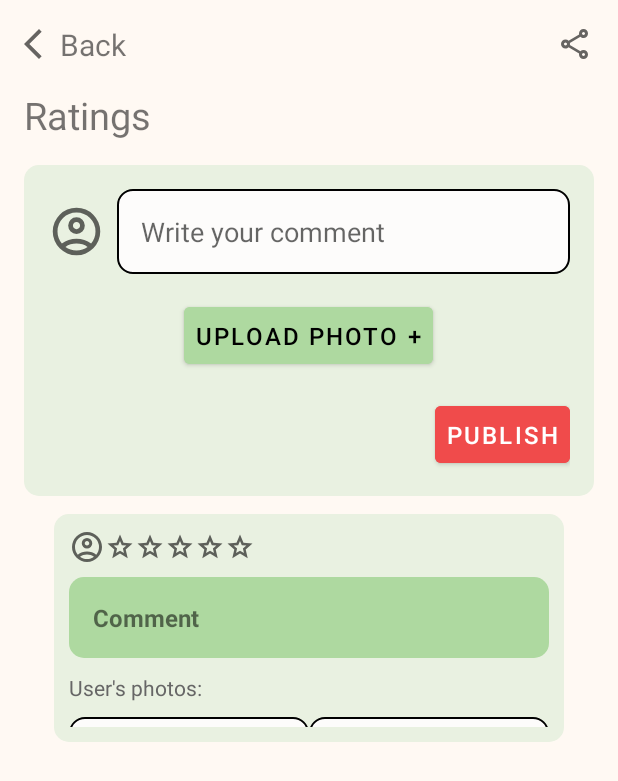
After one commit to wythayt/M3_1_114_Thema_Bahnreise_Routenplaner_fuer_landschaftlich_attraktive_Strecken, an Android app: the layout fragment_ratings.xml on its own in the app's theme, with its tools: preview values and no code run, on a phone screen of 412 x 824 dp. The commit adds this screen. Shown: the top 781 px of the screen. Run offline under Robolectric (Android 15) with nearby library versions, the phone set to English and light mode, and no system bars.

Commit message:
Add: ratings

```diff
--- /dev/null
+++ b/app/src/main/java/com/example/m3_app/ui/ratings/RatingsFragment.java
@@ -0,0 +1,35 @@
+package com.example.m3_app.ui.ratings;
+
+import androidx.lifecycle.ViewModelProvider;
+
+import android.os.Bundle;
+
+import androidx.annotation.NonNull;
+import androidx.fragment.app.Fragment;
+
+import android.view.LayoutInflater;
+import android.view.View;
+import android.view.ViewGroup;
+import com.example.m3_app.databinding.FragmentRatingsBinding;
+
+public class RatingsFragment extends Fragment {
+
+    private FragmentRatingsBinding binding;
+
+    public View onCreateView(@NonNull LayoutInflater inflater,
+                             ViewGroup container, Bundle savedInstanceState) {
+        RatingsViewModel ratingsViewModel = new ViewModelProvider(this).get(RatingsViewModel.class);
+
+        binding = FragmentRatingsBinding.inflate(inflater, container, false);
+        View root = binding.getRoot();
+
+        return root;
+    }
+
+    @Override
+    public void onDestroyView() {
+        super.onDestroyView();
+        binding = null;
+    }
+
+}
--- /dev/null
+++ b/app/src/main/java/com/example/m3_app/ui/ratings/RatingsViewModel.java
@@ -0,0 +1,18 @@
+package com.example.m3_app.ui.ratings;
+
+import androidx.lifecycle.LiveData;
+import androidx.lifecycle.MutableLiveData;
+import androidx.lifecycle.ViewModel;
+
+public class RatingsViewModel extends ViewModel {
+    private final MutableLiveData<String> mText;
+
+    public RatingsViewModel() {
+        mText = new MutableLiveData<>();
+        mText.setValue("This is ratings fragment");
+    }
+
+    public LiveData<String> getText() {
+        return mText;
+    }
+}
--- /dev/null
+++ b/app/src/main/res/layout/fragment_ratings.xml
@@ -0,0 +1,129 @@
+<androidx.constraintlayout.widget.ConstraintLayout xmlns:android="http://schemas.android.com/apk/res/android"
+    xmlns:app="http://schemas.android.com/apk/res-auto"
+    xmlns:tools="http://schemas.android.com/tools"
+    android:layout_width="match_parent"
+    android:layout_height="wrap_content"
+    android:background="@color/beige"
+    tools:context=".ui.search.DetailsFragment">
+
+    <ScrollView
+        android:id="@+id/scrollView2"
+        android:layout_width="match_parent"
+        android:layout_height="match_parent"
+        android:orientation="vertical"
+        app:layout_constraintBottom_toBottomOf="parent"
+        app:layout_constraintEnd_toEndOf="parent"
+        app:layout_constraintStart_toStartOf="parent"
+        app:layout_constraintTop_toTopOf="parent">
+
+        <LinearLayout
+            android:layout_width="match_parent"
+            android:layout_height="wrap_content"
+            android:orientation="vertical"
+            android:padding="16dp">
+
+            <LinearLayout
+                android:id="@+id/header_title"
+                android:layout_width="match_parent"
+                android:layout_height="wrap_content"
+                android:orientation="horizontal">
+
+                <ImageView
+                    android:layout_width="wrap_content"
+                    android:layout_height="wrap_content"
+                    android:layout_gravity="center"
+                    android:contentDescription="Arrow Back"
+                    android:src="@drawable/arrow_back_ios_24px" />
+
+                <TextView
+                    android:id="@+id/backText"
+                    android:layout_width="0dp"
+                    android:layout_height="wrap_content"
+                    android:layout_gravity="center"
+                    android:layout_weight="1"
+                    android:text="Back"
+                    android:textSize="20sp"
+                    app:layout_constraintStart_toStartOf="parent"
+                    app:layout_constraintTop_toTopOf="parent" />
+
+                <ImageView
+                    android:id="@+id/shareIcon"
+                    android:layout_width="24dp"
+                    android:layout_height="24dp"
+                    android:layout_gravity="center"
+                    android:contentDescription="Share"
+                    android:src="@drawable/share_24px"
+                    app:layout_constraintEnd_toEndOf="parent"
+                    app:layout_constraintTop_toTopOf="parent" />
+            </LinearLayout>
+            <TextView
+                android:layout_width="match_parent"
+                android:layout_height="wrap_content"
+                android:text="@string/title_ratings"
+                android:textSize="25dp"
+                android:layout_marginVertical="16dp"/>
+            <LinearLayout
+                android:layout_width="match_parent"
+                android:layout_height="wrap_content"
+                android:background="@drawable/card_background"
+                android:orientation="vertical"
+                android:padding="16dp">
+
+                <LinearLayout
+                    android:layout_width="match_parent"
+                    android:layout_height="wrap_content"
+                    android:orientation="horizontal">
+
+                    <ImageView
+                        android:layout_width="38dp"
+                        android:layout_height="match_parent"
+                        android:layout_marginEnd="8dp"
+                        android:contentDescription="Profile picture"
+                        android:src="@drawable/account_circle_24px" />
+
+                    <EditText
+                        android:layout_width="0dp"
+                        android:layout_height="wrap_content"
+                        android:layout_weight="1"
+                        android:hint="Write your comment"
+                        android:background="@drawable/searchbox_background"
+                        android:textSize="18sp"
+                        android:padding="16dp"
+                        android:inputType="textMultiLine"/>
+                </LinearLayout>
+
+
+            <Button
+                android:layout_width="wrap_content"
+                android:layout_height="wrap_content"
+                android:backgroundTint="@color/main_green"
+                android:text="Upload Photo +"
+                android:textColor="@android:color/black"
+                android:layout_gravity="center_horizontal"
+                android:padding="8dp"
+                android:textSize="16sp"
+                android:layout_marginVertical="16dp"/>
+
+            <Button
+                android:layout_width="wrap_content"
+                android:layout_height="wrap_content"
+                android:backgroundTint="@color/red"
+                android:text="Publish"
+                android:textColor="@android:color/white"
+                android:padding="8dp"
+                android:textSize="16sp"
+                android:layout_gravity="end"/>
+            </LinearLayout>
+            <androidx.recyclerview.widget.RecyclerView
+                android:id="@+id/FeedbackRecycler"
+                android:layout_width="match_parent"
+                android:layout_height="176dp"
+                android:contentDescription="Suggestions list"
+                android:orientation="horizontal"
+                android:padding="0dp"
+                app:layoutManager="androidx.recyclerview.widget.LinearLayoutManager"
+                tools:listitem="@layout/item_feedback" />
+        </LinearLayout>
+
+    </ScrollView>
+</androidx.constraintlayout.widget.ConstraintLayout>
--- a/app/src/main/res/layout/fragment_search_test.xml
+++ b/app/src/main/res/layout/fragment_search_test.xml
@@ -8,7 +8,7 @@
     android:background="#fff9f3">
 
     <LinearLayout
-        android:id="@+id/linearLayotSearch"
+        android:id="@+id/linearLayoutSearchSub"
         android:layout_width="match_parent"
         android:layout_height="wrap_content"
         android:orientation="vertical"
@@ -151,7 +151,7 @@
     <androidx.recyclerview.widget.RecyclerView
         android:id="@+id/routeCardsRecycler"
         android:layout_width="match_parent"
-        android:layout_height="176dp"
+        android:layout_height="185dp"
         android:contentDescription="Suggestions list"
         android:orientation="horizontal"
         android:padding="0dp"
@@ -160,7 +160,7 @@
         app:layout_constraintEnd_toEndOf="parent"
         app:layout_constraintHorizontal_bias="0.0"
         app:layout_constraintStart_toStartOf="parent"
-        app:layout_constraintTop_toBottomOf="@+id/linearLayotSearch"
+        app:layout_constraintTop_toBottomOf="@+id/linearLayoutSearchSub"
         app:layout_constraintVertical_bias="0.0"
         tools:listitem="@layout/item_route_card" />
 
--- a/app/src/main/res/layout/item_feedback.xml
+++ b/app/src/main/res/layout/item_feedback.xml
@@ -79,20 +79,30 @@
                 android:id="@+id/textViewType"
                 android:layout_width="wrap_content"
                 android:layout_height="wrap_content"
-                android:text="Scenery type"
+                android:text="User's photos:"
+                android:layout_marginVertical="10dp"
                 android:textColor="#666"
                 android:textSize="14sp" />
+            <LinearLayout
+                android:layout_width="match_parent"
+                android:layout_height="wrap_content"
+                android:orientation="horizontal">
+                <ImageView
+                    android:layout_width="160dp"
+                    android:layout_height="150dp"
+                    android:background="@drawable/searchbox_background"
+                    android:src="@drawable/placeholder" />
+                <View
+                    android:layout_width="0dp"
+                    android:layout_height="0dp"
+                    android:layout_weight="1" />
+                <ImageView
+                    android:layout_width="160dp"
+                    android:layout_height="150dp"
+                    android:background="@drawable/searchbox_background"
+                    android:src="@drawable/placeholder"/>
+            </LinearLayout>
         </LinearLayout>
-
-        <Button
-            android:id="@+id/buttonBook"
-            android:layout_width="wrap_content"
-            android:layout_height="wrap_content"
-            android:layout_alignParentEnd="true"
-            android:backgroundTint="#f04b4b"
-            android:text="Book Ticket"
-            android:visibility="gone" />
-
 
     </RelativeLayout>
 
--- a/app/src/main/res/values/strings.xml
+++ b/app/src/main/res/values/strings.xml
@@ -5,4 +5,5 @@
     <string name="title_activity_center">Activity Center</string>
     <string name="title_search">Search</string>
     <string name="button_book_ticket">Book Tickets</string>
+    <string name="title_ratings">Ratings</string>
 </resources>
```
